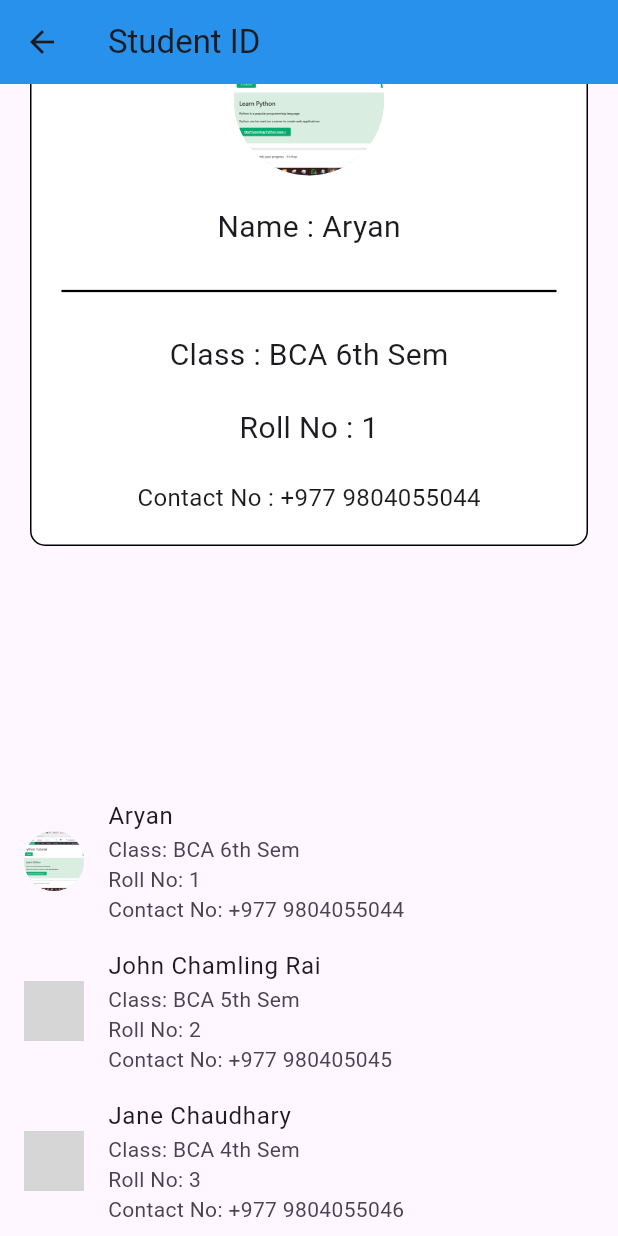
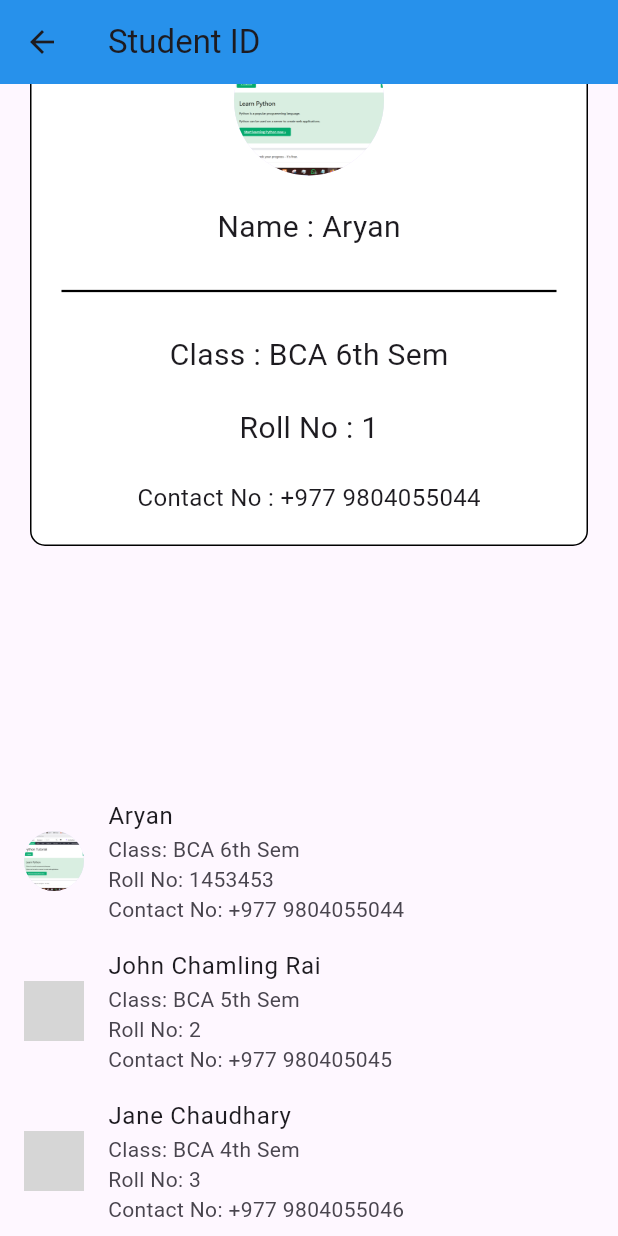
Before and after one commit to omanrai/BCA_6, a Flutter app: the StudentIDScreen screen opened directly, scrolled down 1058 dp, on a phone screen of 412 x 824 dp. Run offline on Flutter 3.47's test engine with Material 3 defaults, Android fonts, the phone set to English and light mode, and no system bars; our stand-ins replace get; grey boxes are pictures that could not be loaded.

Commit message:
Update student details in id_card.dart

```diff
--- a/lib/view/id_card.dart
+++ b/lib/view/id_card.dart
@@ -28,12 +28,12 @@ class StudentIDScreen extends StatelessWidget {
       "Name": "John Chamling Rai",
       "Class": "BCA 5th Sem",
       "Roll No": 2,
-      "Contact No": "+977 980405045",
+      "Contact No": "+977 980405044",
     },
     {
       "Name": "Jane Chaudhary",
       "Class": "BCA 4th Sem",
-      "Roll No": 3,
+      "Roll No": 32425,
       "Contact No": "+977 9804055046",
     },
   ];
@@ -42,7 +42,7 @@ class StudentIDScreen extends StatelessWidget {
     StudentIdModel(
       name: "Aryan",
       className: "BCA 6th Sem",
-      rollNo: 1,
+      rollNo: 1453453,
       contactNo: "+977 9804055044",
       imagePath: 'assets/s1.png',
     ),
```
